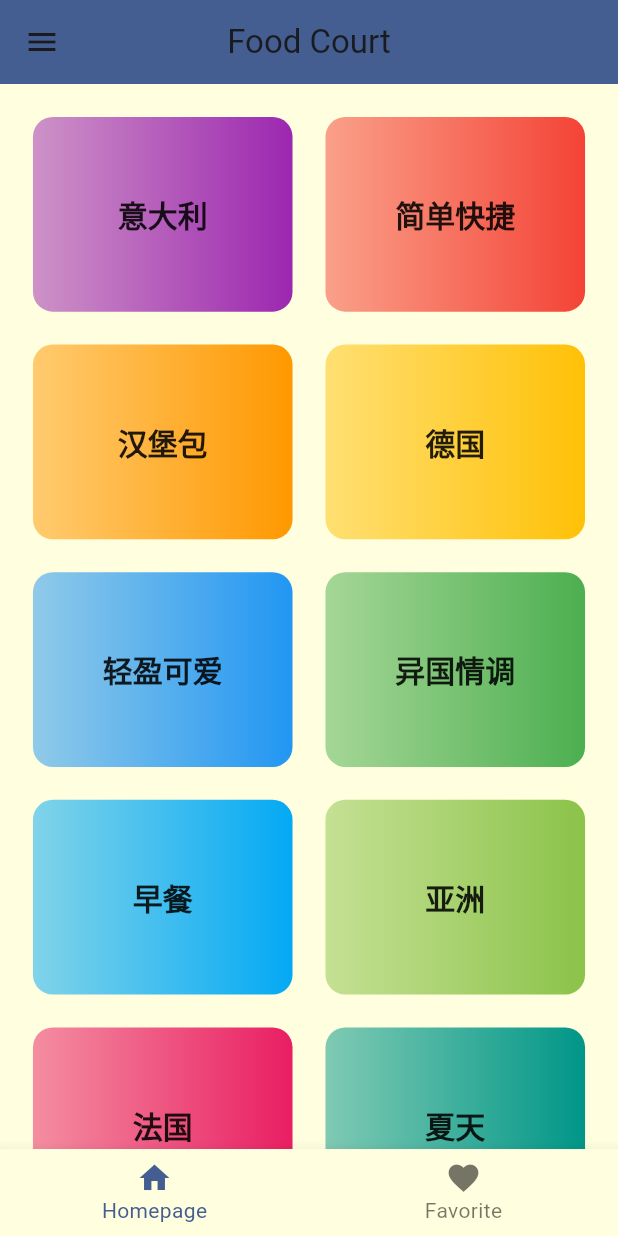
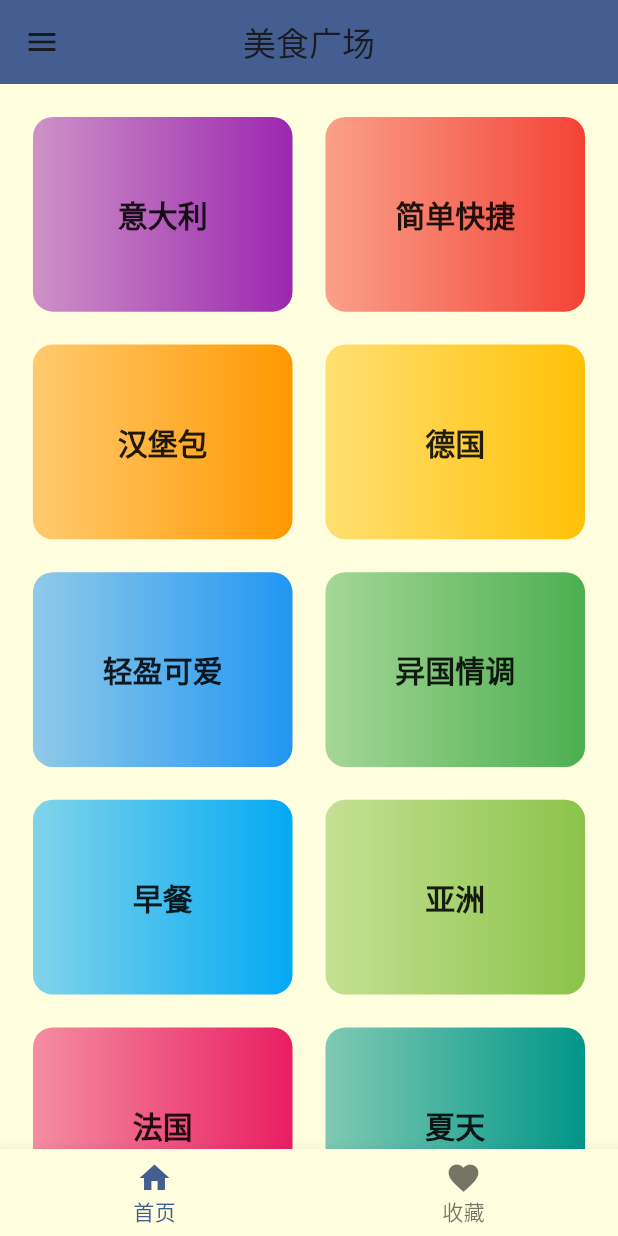
Before and after one commit to yuunik/food_court, a Flutter app: the screen it shows after launch, on a phone screen of 412 x 824 dp. Run offline on Flutter 3.47's test engine with Material 3 defaults, Android fonts, the light colour scheme and no system bars; our stand-ins replace dio; missing offline and left inert: tdesign_flutter; network calls fail.

Commit message:
feat: 过滤页的过滤功能实现。

```diff
--- a/lib/main.dart
+++ b/lib/main.dart
@@ -1,12 +1,21 @@
 import 'package:flutter/material.dart';
 import 'package:food_court/app.dart';
+import 'package:food_court/core/viewmodel/filter_view_model.dart';
 import 'package:food_court/core/viewmodel/meal_view_model.dart';
 import 'package:provider/provider.dart';
 
 main(List<String> args) => runApp(
   MultiProvider(
     providers: [
-      ChangeNotifierProvider(create: (context) => MealViewModel())
+      ChangeNotifierProvider(create: (context) => FilterViewModel()),
+      ChangeNotifierProxyProvider<FilterViewModel, MealViewModel>(
+        create: (context) => MealViewModel(),
+        update: (context, filterViewModel, mealViewModel) {
+          // 创建 MealViewModel 时，需要传入 FilterViewModel
+          mealViewModel!.updateFilterViewModel(filterViewModel);
+          return mealViewModel;
+        },
+      )
     ],
     child: const App(),
   )
--- a/lib/ui/pages/home/home.dart
+++ b/lib/ui/pages/home/home.dart
@@ -12,11 +12,9 @@ class HomePage extends StatelessWidget {
   @override
   Widget build(BuildContext context) {
     return ChorriaStyleApp(
-      title: "Food Court",
+      title: "美食广场",
       appBarLeading: IconButton(
         onPressed: () => {
-          print("测试 ------ "),
-          print(context),
           Scaffold.of(context).openDrawer()
         },
         icon: const Icon(Icons.menu),
--- a/lib/ui/pages/home/home_content.dart
+++ b/lib/ui/pages/home/home_content.dart
@@ -1,4 +1,5 @@
 import 'package:flutter/material.dart';
+import 'package:tdesign_flutter/tdesign_flutter.dart';
 
 import 'package:food_court/core/extension/double_fit.dart';
 import 'package:food_court/core/extension/int_fit.dart';
@@ -44,6 +45,12 @@ class HomeContent extends StatelessWidget {
               );
             }
             final categoryList = snapshot.data!;
+            if (categoryList.isEmpty) {
+              return const TDEmpty(
+                type: TDEmptyType.plain,
+                emptyText: "暂无数据",
+              );
+            }
             return GridView.builder(
               padding: EdgeInsets.all(20.0.px),
               itemCount: categoryList.length,
--- a/lib/ui/pages/main/initalize_items.dart
+++ b/lib/ui/pages/main/initalize_items.dart
@@ -11,11 +11,11 @@ List<Widget> pageList = <Widget>[
 // 底部导航栏配置
 List<BottomNavigationBarItem> bottomNavigationBarItemList = const <BottomNavigationBarItem>[
   BottomNavigationBarItem(
-    label: "Homepage",
+    label: "首页",
     icon: Icon(Icons.home)
   ),
   BottomNavigationBarItem(
-    label: "Favorite",
+    label: "收藏",
     icon: Icon(Icons.favorite)
   )
 ];
--- a/pubspec.yaml
+++ b/pubspec.yaml
@@ -38,6 +38,7 @@ dependencies:
   dio: ^5.7.0
   provider: ^6.1.2
   collection: ^1.18.0
+  tdesign_flutter: ^0.1.8
 
 dev_dependencies:
   flutter_test:
```
Also changed, not shown: lib/core/viewmodel/filter_view_model.dart (added, +40 -0 lines), lib/core/viewmodel/meal_view_model.dart (+22 -1 lines), lib/ui/pages/favorite/favorite_content.dart (+19 -9 lines), lib/ui/pages/filter/filter_content.dart (+44 -18 lines), lib/ui/pages/mealList/meal_list_content.dart (+19 -9 lines), pubspec.lock, 5 other files.
